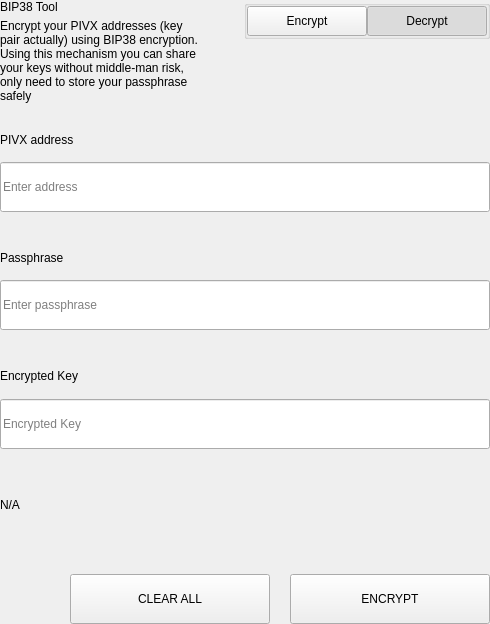
mk2crypto/MK2, file src/qt/mk2x/settings/forms/settingsbittoolwidget.ui: the form before one commit.
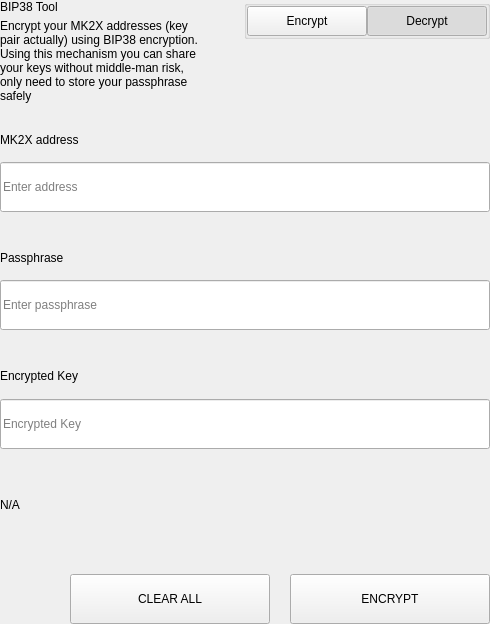
The form after the commit.

The edit to the form file:
```diff
--- a/src/qt/mk2x/settings/forms/settingsbittoolwidget.ui
+++ b/src/qt/mk2x/settings/forms/settingsbittoolwidget.ui
@@ -69,7 +69,7 @@
             <item>
              <widget class="QLabel" name="labelSubtitle1">
               <property name="text">
-               <string>Encrypt your PIVX addresses (key pair actually) using BIP38 encryption.
+               <string>Encrypt your MK2X addresses (key pair actually) using BIP38 encryption.
 Using this mechanism you can share your keys without middle-man risk, only need to store your passphrase safely</string>
               </property>
               <property name="wordWrap">
@@ -657,7 +657,7 @@
                   </size>
                  </property>
                  <property name="text">
-                  <string>PIVX address</string>
+                  <string>MK2X address</string>
                  </property>
                 </widget>
                </item>
```
